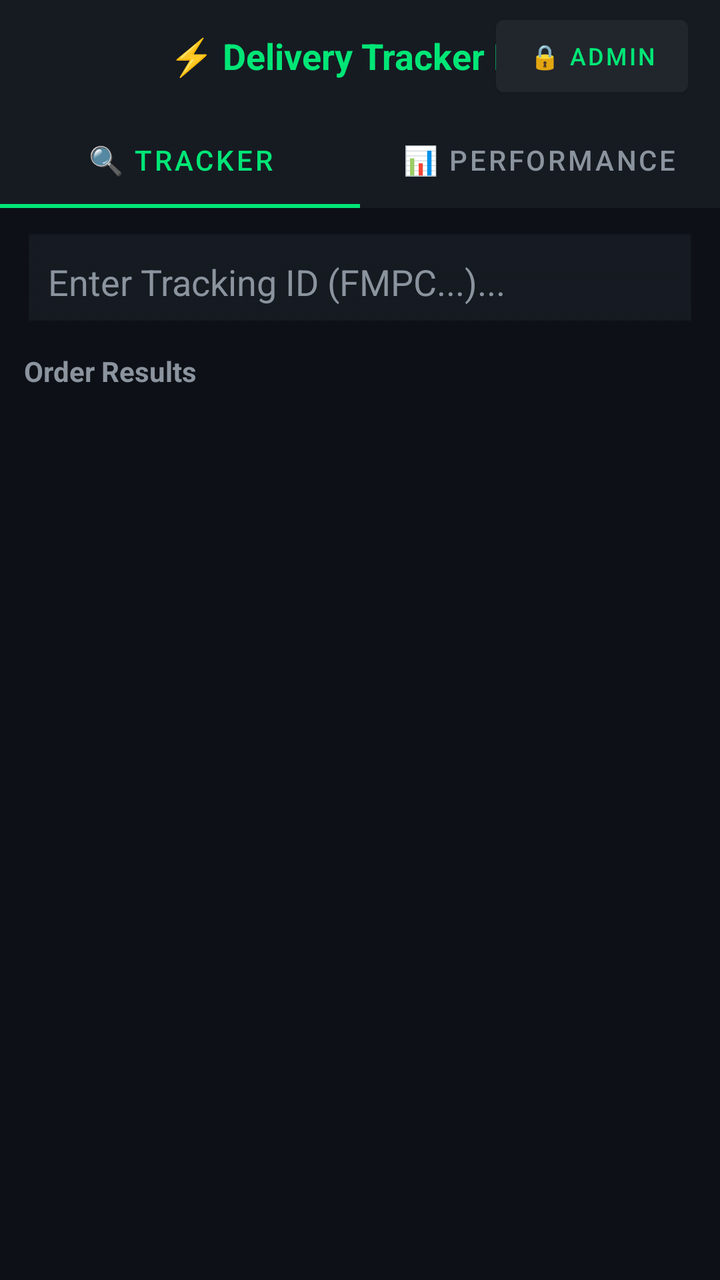
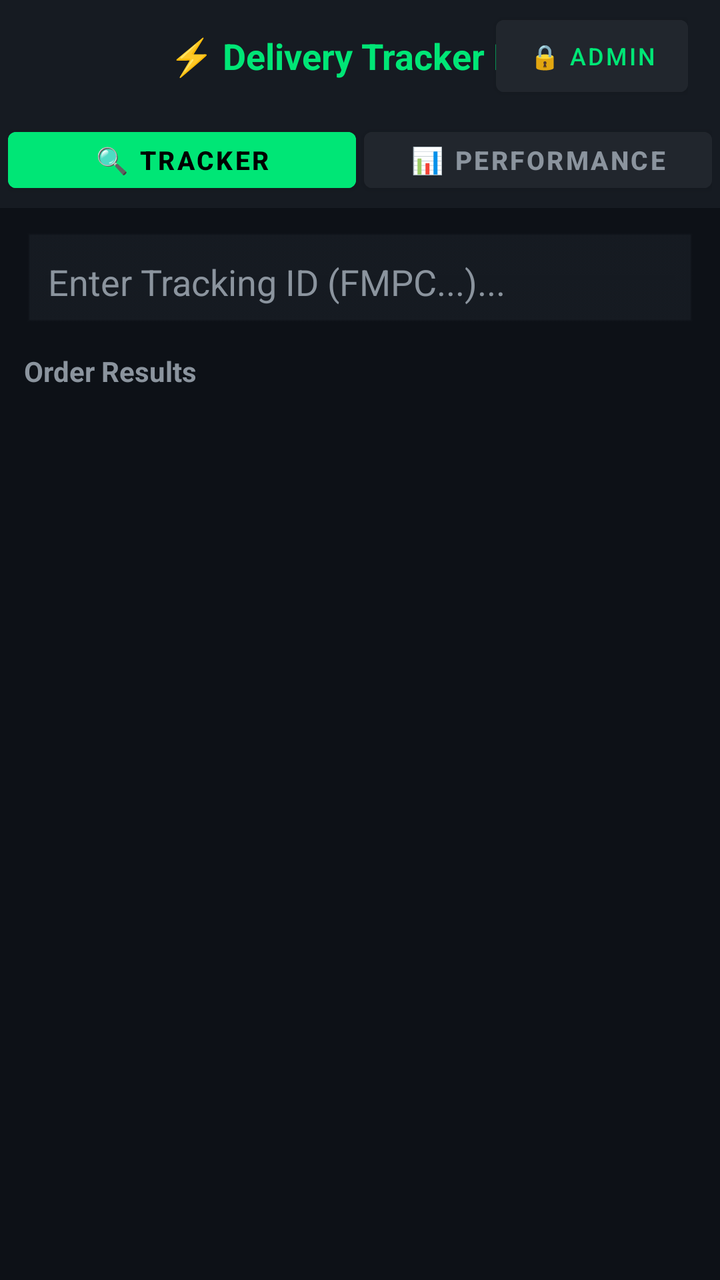

Compare the two renders of this Android layout. The source of the first and the diff that turns it into the second are given below.
<!-- AndroidManifest.xml: application theme AppTheme -->
<!-- res/layout/activity_main.xml -->
<?xml version="1.0" encoding="utf-8"?>
<LinearLayout xmlns:android="http://schemas.android.com/apk/res/android"
    xmlns:app="http://schemas.android.com/apk/res-auto"
    android:layout_width="match_parent"
    android:layout_height="match_parent"
    android:orientation="vertical"
    android:background="#0d1117">

    <RelativeLayout
        android:layout_width="match_parent"
        android:layout_height="56dp"
        android:paddingHorizontal="16dp"
        android:background="#161b22">
        <TextView
            android:layout_width="wrap_content"
            android:layout_height="wrap_content"
            android:layout_centerInParent="true"
            android:text="⚡ Delivery Tracker Pro"
            android:textColor="#00E676"
            android:textSize="18sp"
            android:textStyle="bold" />
        <Button
            android:id="@+id/btnAdmin"
            android:layout_width="wrap_content"
            android:layout_height="wrap_content"
            android:layout_alignParentRight="true"
            android:layout_centerVertical="true"
            android:text="🔒 Admin"
            android:backgroundTint="#21262d"
            android:textColor="#00E676"
            android:textSize="12sp" />
    </RelativeLayout>

    <com.google.android.material.tabs.TabLayout
        android:id="@+id/tabLayout"
        android:layout_width="match_parent"
        android:layout_height="wrap_content"
        android:background="#161b22"
        app:tabTextColor="#8b949e"
        app:tabSelectedTextColor="#00E676"
        app:tabIndicatorColor="#00E676"
        app:tabMode="fixed">
        <com.google.android.material.tabs.TabItem
            android:layout_width="wrap_content"
            android:layout_height="wrap_content"
            android:text="🔍 Tracker" />
        <com.google.android.material.tabs.TabItem
            android:layout_width="wrap_content"
            android:layout_height="wrap_content"
            android:text="📊 Performance" />
    </com.google.android.material.tabs.TabLayout>

    <FrameLayout
        android:id="@+id/fragmentContainer"
        android:layout_width="match_parent"
        android:layout_height="match_parent"
        android:padding="12dp">

        <LinearLayout
            android:id="@+id/secTracker"
            android:layout_width="match_parent"
            android:layout_height="match_parent"
            android:orientation="vertical"
            android:visibility="visible">
            <EditText
                android:id="@+id/searchEditText"
                android:layout_width="match_parent"
                android:layout_height="50dp"
                android:background="@android:drawable/edit_text"
                android:backgroundTint="#161b22"
                android:hint="Enter Tracking ID (FMPC...)..."
                android:textColor="#ffffff"
                android:textColorHint="#8b949e"
                android:padding="12dp"
                android:inputType="text" />
            <TextView
                android:id="@+id/txtActiveCount"
                android:layout_width="wrap_content"
                android:layout_height="wrap_content"
                android:text="Order Results"
                android:textColor="#8b949e"
                android:textStyle="bold"
                android:layout_marginVertical="10dp"/>
            <ListView
                android:id="@+id/ordersListView"
                android:layout_width="match_parent"
                android:layout_height="match_parent"
                android:divider="#30363d"
                android:dividerHeight="1dp" />
        </LinearLayout>

        <ScrollView
            android:id="@+id/secPerformance"
            android:layout_width="match_parent"
            android:layout_height="match_parent"
            android:visibility="gone">
            <LinearLayout
                android:layout_width="match_parent"
                android:layout_height="wrap_content"
                android:orientation="vertical">
                
                <LinearLayout
                    android:layout_width="match_parent"
                    android:layout_height="wrap_content"
                    android:orientation="horizontal"
                    android:weightSum="3"
                    android:layout_marginBottom="12dp">
                    <Button android:id="@+id/btnDaily" android:layout_width="0dp" android:layout_height="wrap_content" android:layout_weight="1" android:text="📅 Daily" android:backgroundTint="#238636" android:textSize="11sp"/>
                    <Button android:id="@+id/btnWeekly" android:layout_width="0dp" android:layout_height="wrap_content" android:layout_weight="1" android:text="📆 Weekly" android:backgroundTint="#21262d" android:textSize="11sp" android:layout_marginHorizontal="4dp"/>
                    <Button android:id="@+id/btnMonthly" android:layout_width="0dp" android:layout_height="wrap_content" android:layout_weight="1" android:text="🗓️ Monthly" android:backgroundTint="#21262d" android:textSize="11sp"/>
                </LinearLayout>

                <LinearLayout
                    android:layout_width="match_parent"
                    android:layout_height="wrap_content"
                    android:background="#1c2331"
                    android:orientation="vertical"
                    android:padding="14dp"
                    android:layout_marginBottom="12dp">
                    <TextView android:id="@+id/txtHubName" android:layout_width="wrap_content" android:layout_height="wrap_content" android:text="🏢 MALBAZARHUB_NJP" android:textColor="#00E676" android:textStyle="bold" android:textSize="16sp"/>
                    <TextView android:id="@+id/txtHubStats" android:layout_width="match_parent" android:layout_height="wrap_content" android:textColor="#ffffff" android:layout_marginTop="8dp" android:textSize="13sp"/>
                </LinearLayout>

                <TextView
                    android:layout_width="wrap_content"
                    android:layout_height="wrap_content"
                    android:text="👥 Delivery Agents Report (Low to High)"
                    android:textColor="#8b949e"
                    android:textStyle="bold"
                    android:layout_marginBottom="8dp"/>

                <LinearLayout
                    android:id="@+id/agentsContainer"
                    android:layout_width="match_parent"
                    android:layout_height="wrap_content"
                    android:orientation="vertical" />
            </LinearLayout>
        </ScrollView>
    </FrameLayout>
</LinearLayout>
<!-- resources referenced by this layout -->
<resources>
  <style name="AppTheme" parent="Theme.MaterialComponents.DayNight.NoActionBar">
          <item name="colorPrimary">#00E676</item>
          <item name="colorPrimaryDark">#161b22</item>
          <item name="colorAccent">#00E676</item>
          <item name="android:windowBackground">#0d1117</item>
      </style>
</resources>

<!-- the commit's change to res/layout/activity_main.xml (unified diff, before → after) -->
@@ -31,24 +31,35 @@
             android:textSize="12sp" />
     </RelativeLayout>
 
-    <com.google.android.material.tabs.TabLayout
-        android:id="@+id/tabLayout"
+    <LinearLayout
         android:layout_width="match_parent"
-        android:layout_height="wrap_content"
+        android:layout_height="48dp"
         android:background="#161b22"
-        app:tabTextColor="#8b949e"
-        app:tabSelectedTextColor="#00E676"
-        app:tabIndicatorColor="#00E676"
-        app:tabMode="fixed">
-        <com.google.android.material.tabs.TabItem
-            android:layout_width="wrap_content"
-            android:layout_height="wrap_content"
-            android:text="🔍 Tracker" />
-        <com.google.android.material.tabs.TabItem
-            android:layout_width="wrap_content"
-            android:layout_height="wrap_content"
-            android:text="📊 Performance" />
-    </com.google.android.material.tabs.TabLayout>
+        android:orientation="horizontal"
+        android:weightSum="2"
+        android:padding="4dp">
+        <Button
+            android:id="@+id/tabTracker"
+            android:layout_width="0dp"
+            android:layout_height="match_parent"
+            android:layout_weight="1"
+            android:text="🔍 Tracker"
+            android:backgroundTint="#00E676"
+            android:textColor="#000000"
+            android:textStyle="bold"
+            android:textSize="13sp" />
+        <Button
+            android:id="@+id/tabPerformance"
+            android:layout_width="0dp"
+            android:layout_height="match_parent"
+            android:layout_weight="1"
+            android:text="📊 Performance"
+            android:backgroundTint="#21262d"
+            android:textColor="#8b949e"
+            android:textStyle="bold"
+            android:textSize="13sp"
+            android:layout_marginStart="4dp" />
+    </LinearLayout>
 
     <FrameLayout
         android:id="@+id/fragmentContainer"
